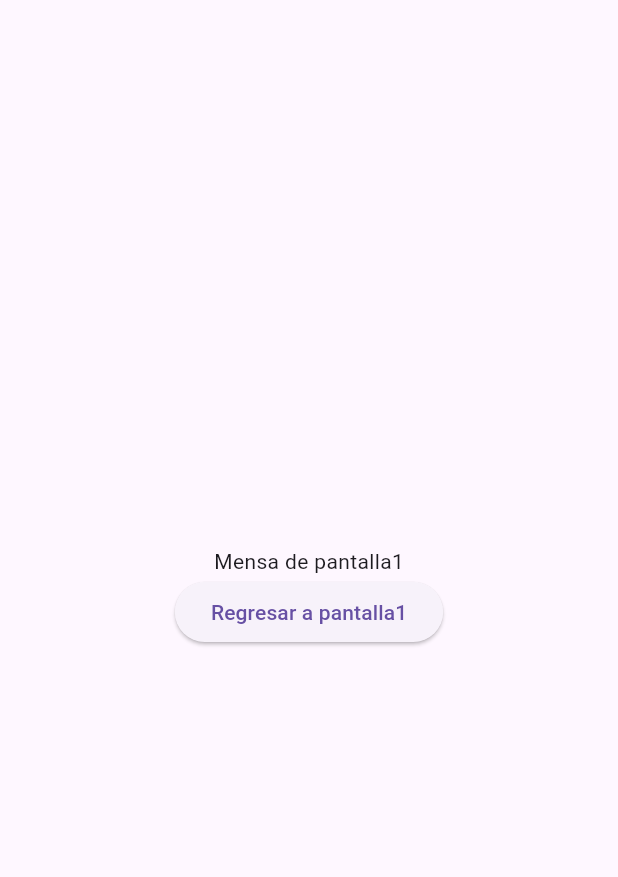
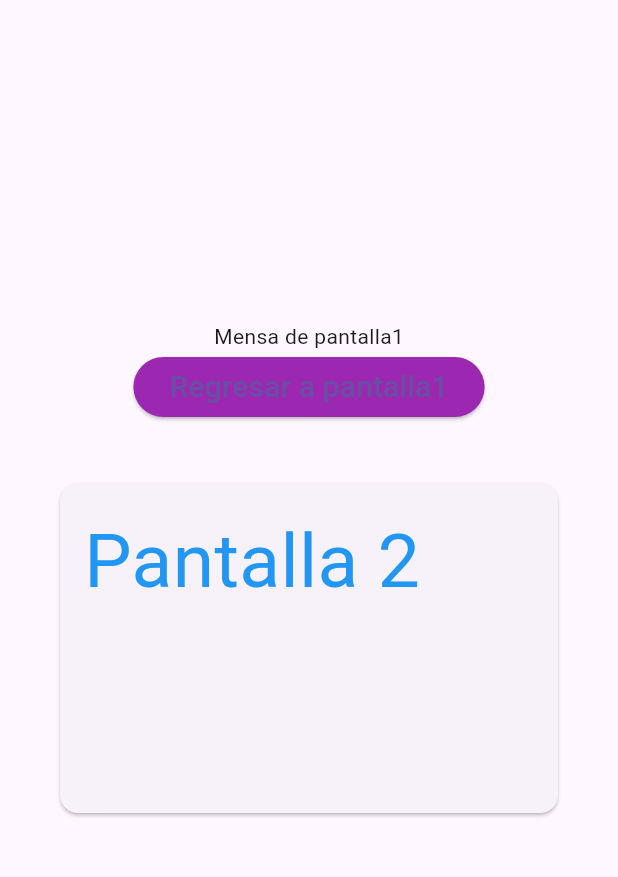
Before and after one commit to BurciagaAA128/p12-entrega-6i, a Flutter app: the screen it shows after launch, after a tap on "Vamos a la pantalla 2", on a phone screen of 412 x 824 dp, the part 63-940 px from its top. Run offline on Flutter 3.47's test engine with Material 3 defaults, Android fonts, the phone set to English and light mode, and no system bars.

Commit message:
Update pantalla2.dart

```diff
--- a/lib/pantalla2.dart
+++ b/lib/pantalla2.dart
@@ -16,10 +16,26 @@ class Pantalla2 extends StatelessWidget {
           children: [
             Text(argumento),
             ElevatedButton(
-                child: const Text("Regresar a pantalla1"),
+                style: ElevatedButton.styleFrom(backgroundColor: Colors.purple),
+                child: const Text("Regresar a pantalla1",
+                    style: TextStyle(fontSize: 20)),
                 onPressed: () {
                   Navigator.pop(context);
-                })
+                }),
+            Container(
+              width: double.infinity,
+              height: 300,
+              child: Card(
+                margin: EdgeInsets.all(40),
+                child: Padding(
+                  padding: EdgeInsets.all(16),
+                  child: Text(
+                    'Pantalla 2',
+                    style: TextStyle(fontSize: 50, color: Colors.blue),
+                  ),
+                ),
+              ),
+            ),
           ],
         ),
       ),
```
